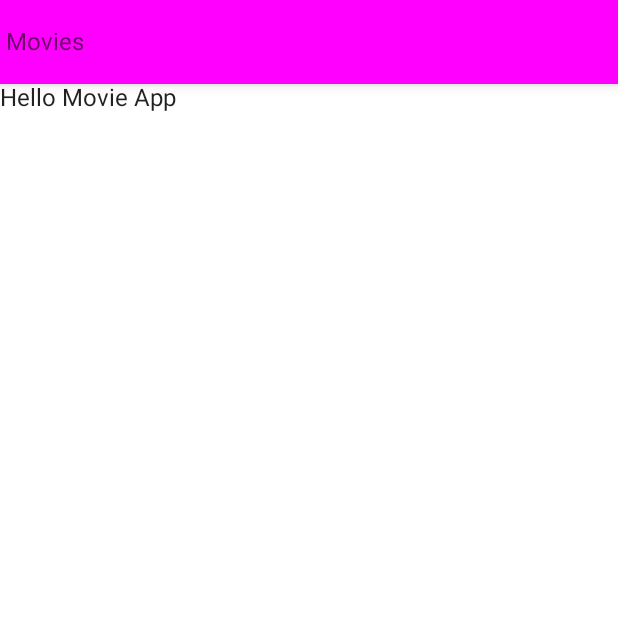
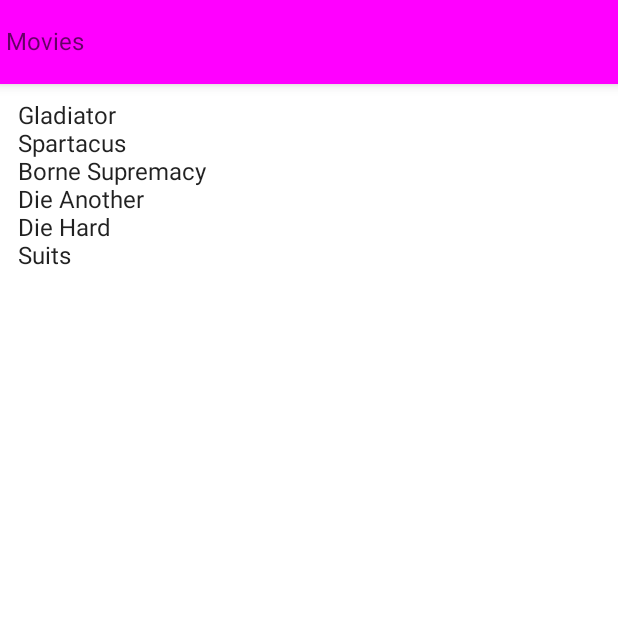
Before and after one commit to aghos4306/jetpackComposeMovieApp, an Android app built with Jetpack Compose: the screen it shows after launch (MainActivity), on a phone screen of 412 x 824 dp, the top half of it. Run offline under Robolectric (Android 15) with nearby library versions, the phone set to English and light mode, and no system bars.

Commit message:
display list of movie items from movieList using LazyColumn items in built method

```diff
--- a/app/src/main/java/com/aghogho/movieapp/MainActivity.kt
+++ b/app/src/main/java/com/aghogho/movieapp/MainActivity.kt
@@ -3,7 +3,11 @@ package com.aghogho.movieapp
 import android.os.Bundle
 import androidx.activity.ComponentActivity
 import androidx.activity.compose.setContent
+import androidx.compose.foundation.layout.Column
 import androidx.compose.foundation.layout.fillMaxSize
+import androidx.compose.foundation.layout.padding
+import androidx.compose.foundation.lazy.LazyColumn
+import androidx.compose.foundation.lazy.items
 import androidx.compose.material.*
 import androidx.compose.runtime.Composable
 import androidx.compose.ui.Modifier
@@ -42,11 +46,25 @@ fun MyApp(content: @Composable () -> Unit) { //container fun
 }
 
 @Composable
-fun MainContent() {
-    Surface(
-        color = MaterialTheme.colors.background
+fun MainContent(
+    movieList: List<String> = listOf(
+        "Gladiator",
+        "Spartacus",
+        "Borne Supremacy",
+        "Die Another",
+        "Die Hard",
+        "Suits"
+    )
+) {
+    Column(
+        modifier = Modifier
+            .padding(12.dp)
     ) {
-        Text(text = "Hello Movie App" )
+        LazyColumn {
+            items(items = movieList) { // for each item gotten from movieList, show the item with implicit var it
+                Text(text = it)
+            }
+        }
     }
 }
 
```
